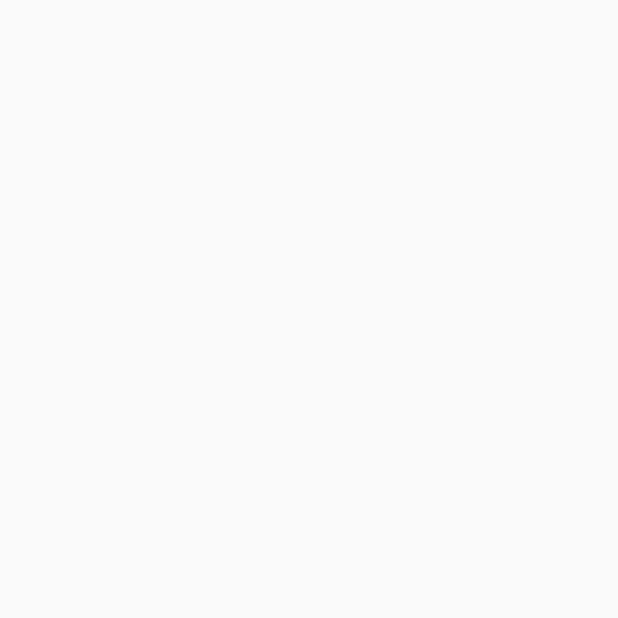
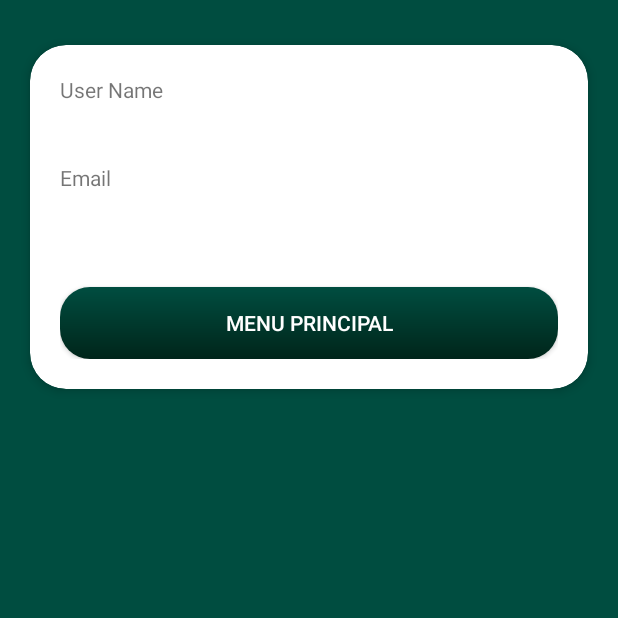
Before and after one commit to anacortutau/Book-Lovers-App, an Android app: the ProfileActivity screen opened directly, with no data from a screen before it, on a phone screen of 412 x 824 dp, the top half of it. Before the commit the part shown is empty. Run offline under Robolectric (Android 15) with nearby library versions, the phone set to English and light mode, and no system bars.

Commit message:
Arreglos generales

```diff
--- a/app/src/main/java/com/anuki/book_lovers_app/ui/MenuActivity.java
+++ b/app/src/main/java/com/anuki/book_lovers_app/ui/MenuActivity.java
@@ -14,7 +14,6 @@ import com.anuki.book_lovers_app.shared.SharedResources;
 public class MenuActivity extends AppCompatActivity {
 
     private Button btBooks;
-    private Button btComics;
     private Button btProfile;
     private TextView btLogout;
 
@@ -28,7 +27,6 @@ public class MenuActivity extends AppCompatActivity {
 
     private void setUpView(){
         btBooks = findViewById(R.id.btBooks);
-        btComics = findViewById(R.id.btComics);
         btProfile = findViewById(R.id.btProfile);
         btLogout = findViewById(R.id.tvLogout);
 
@@ -36,13 +34,6 @@ public class MenuActivity extends AppCompatActivity {
             @Override
             public void onClick(View v) {
                 startActivity(new Intent(getApplicationContext(), BooksMenuActivity.class));
-            }
-        });
-
-        btComics.setOnClickListener(new View.OnClickListener() {
-            @Override
-            public void onClick(View v) {
-                startActivity(new Intent(getApplicationContext(), ProfileActivity.class));
             }
         });
 
--- a/app/src/main/java/com/anuki/book_lovers_app/ui/ProfileActivity.java
+++ b/app/src/main/java/com/anuki/book_lovers_app/ui/ProfileActivity.java
@@ -2,13 +2,40 @@ package com.anuki.book_lovers_app.ui;
 
 import androidx.appcompat.app.AppCompatActivity;
 import com.anuki.book_lovers_app.R;
+import com.anuki.book_lovers_app.model.User;
+import com.anuki.book_lovers_app.shared.SharedResources;
+
+import android.content.Intent;
 import android.os.Bundle;
+import android.view.View;
+import android.widget.Button;
+import android.widget.TextView;
 
 public class ProfileActivity extends AppCompatActivity {
+
+    TextView userName;
+    TextView email;
+    User user;
+    Button btMenu;
 
     @Override
     protected void onCreate(Bundle savedInstanceState) {
         super.onCreate(savedInstanceState);
         setContentView(R.layout.activity_profile);
+
+        user =  SharedResources.getInstance(getApplicationContext()).getUser();
+        userName = findViewById(R.id.userNameText);
+        email  = findViewById(R.id.emailText);
+        btMenu = findViewById(R.id.btMenu);
+
+        userName.setText(user.getNombre());
+        email.setText(user.getEmail());
+
+        btMenu.setOnClickListener(new View.OnClickListener() {
+            @Override
+            public void onClick(View v) {
+                startActivity(new Intent(getApplicationContext(), MenuActivity.class));
+            }
+        });
     }
 }
--- a/app/src/main/res/layout/activity_menu.xml
+++ b/app/src/main/res/layout/activity_menu.xml
@@ -50,15 +50,6 @@
                     android:layout_height="wrap_content" />
 
                 <Button
-                    android:id="@+id/btComics"
-                    android:layout_marginTop="24dp"
-                    android:background="@drawable/gradient_bt"
-                    android:text="@string/comics"
-                    android:textColor="@color/colorWhite"
-                    android:layout_width="match_parent"
-                    android:layout_height="wrap_content" />
-
-                <Button
                     android:id="@+id/btProfile"
                     android:layout_marginTop="24dp"
                     android:background="@drawable/gradient_bt"
--- a/app/src/main/res/layout/activity_profile.xml
+++ b/app/src/main/res/layout/activity_profile.xml
@@ -1,9 +1,68 @@
 <?xml version="1.0" encoding="utf-8"?>
-<androidx.constraintlayout.widget.ConstraintLayout xmlns:android="http://schemas.android.com/apk/res/android"
+<LinearLayout xmlns:android="http://schemas.android.com/apk/res/android"
     xmlns:app="http://schemas.android.com/apk/res-auto"
     xmlns:tools="http://schemas.android.com/tools"
     android:layout_width="match_parent"
+    android:orientation="vertical"
     android:layout_height="match_parent"
-    tools:context=".ui.ProfileActivity">
+    android:background="@color/colorPrimary"
+    tools:context="ui.ProfileActivity">
 
-</androidx.constraintlayout.widget.ConstraintLayout>
+    <androidx.cardview.widget.CardView
+        android:id="@+id/cardView"
+        android:layout_width="match_parent"
+        android:layout_height="wrap_content"
+        android:layout_below="@+id/textView"
+        android:layout_marginLeft="20dp"
+        android:layout_marginRight="20dp"
+        android:layout_marginTop="30dp"
+        android:padding="20dp"
+        app:cardCornerRadius="24dp"
+        app:cardElevation="4dp">
+
+        <LinearLayout
+            android:orientation="vertical"
+            android:padding="20dp"
+            android:layout_width="match_parent"
+            android:layout_height="match_parent">
+
+            <TextView
+                android:layout_width="wrap_content"
+                android:layout_height="wrap_content"
+                android:text="@string/UserName"/>
+
+            <TextView
+                android:id="@+id/userNameText"
+                android:layout_width="match_parent"
+                android:text="@string/UserName"
+                android:padding="10dp"
+                android:textColor="@color/colorBlack"
+                android:layout_height="wrap_content" />
+
+            <TextView
+                android:layout_width="wrap_content"
+                android:layout_height="wrap_content"
+                android:text="@string/email"/>
+            <TextView
+                android:id="@+id/emailText"
+                android:layout_width="match_parent"
+                android:text="@string/email"
+                android:padding="10dp"
+                android:textColor="@color/colorBlack"
+                android:layout_height="wrap_content" />
+
+            <Button
+                android:id="@+id/btMenu"
+                android:layout_marginTop="24dp"
+                android:background="@drawable/gradient_bt"
+                android:text="@string/menuPrincipal"
+                android:textColor="@color/colorWhite"
+                android:layout_width="match_parent"
+                android:layout_height="wrap_content"/>
+
+        </LinearLayout>
+    </androidx.cardview.widget.CardView>
+
+
+
+</LinearLayout>
```
Also changed, not shown: app/src/main/java/com/anuki/book_lovers_app/ui/BookDetailsActivity.java (+0 -17 lines).
